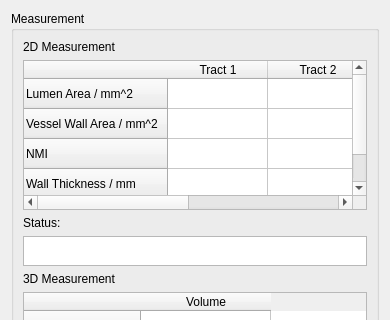
wuzhuobin/Vessel_Project, file codes/View/MeasurementWidget.ui: the form before one commit; both pictures show x 0 to 390 and y 0 to 320 of the 390 by 788 pixel window.
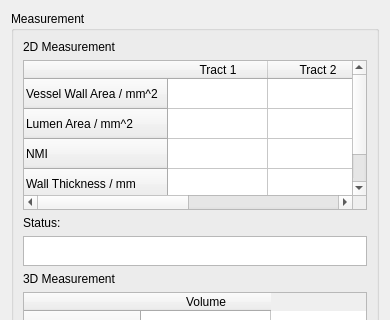
The form after the commit.

Commit message: merge with branch "VesselWallHoughTransformCircles"

Patch:
```diff
--- a/codes/View/MeasurementWidget.ui
+++ b/codes/View/MeasurementWidget.ui
@@ -114,12 +114,12 @@
         </attribute>
         <row>
          <property name="text">
-          <string>Lumen Area / mm^2</string>
+          <string>Vessel Wall Area / mm^2</string>
          </property>
         </row>
         <row>
          <property name="text">
-          <string>Vessel Wall Area / mm^2</string>
+          <string>Lumen Area / mm^2</string>
          </property>
         </row>
         <row>
```
The commit also changes 73 other files.
